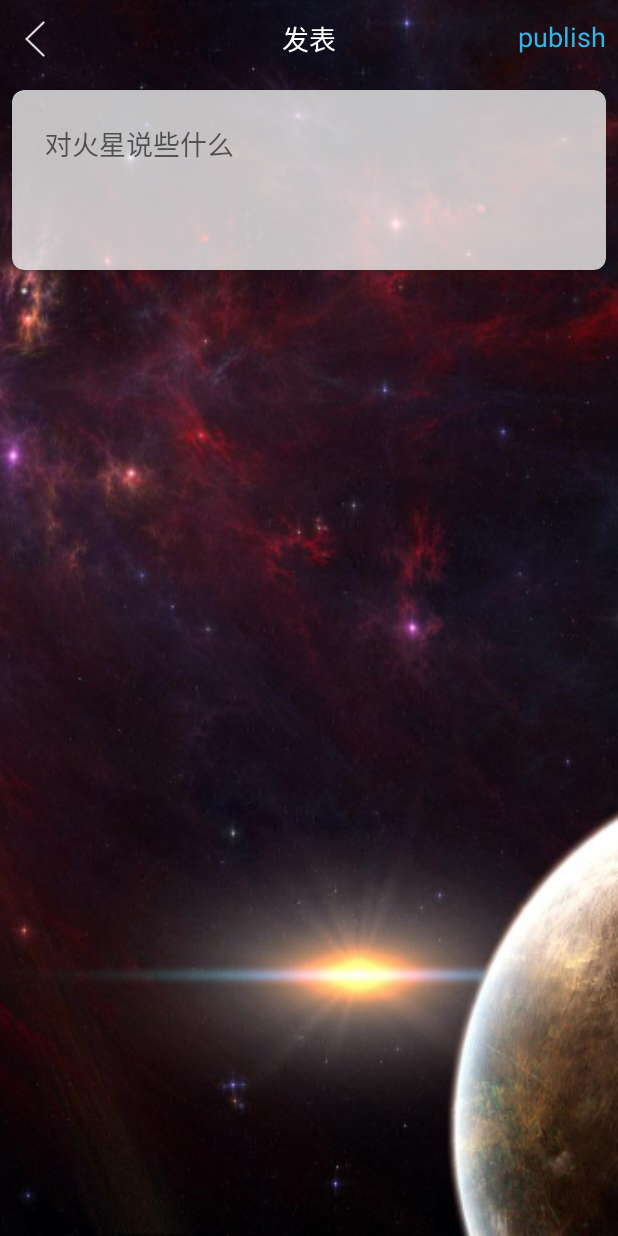
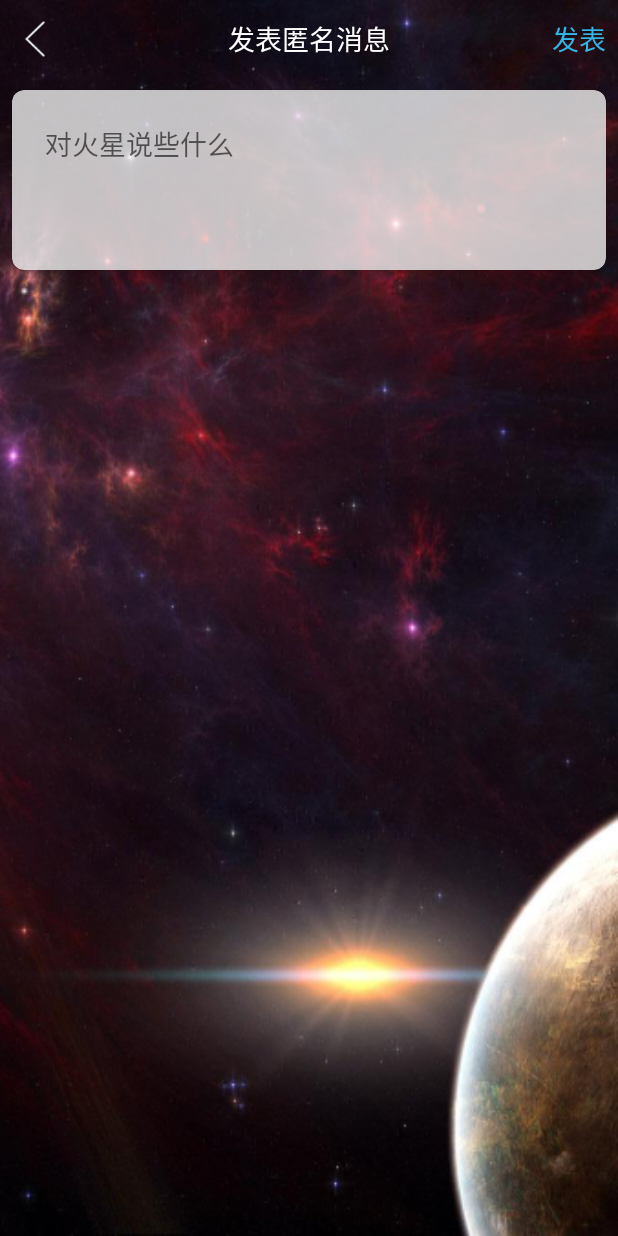
Before and after one commit to ChoingHyun/Android-PlanetWeather, an Android app: the PublishActivity screen opened directly, with no data from a screen before it, on a phone screen of 412 x 824 dp. Run offline under Robolectric (Android 15) with nearby library versions, the phone set to English and light mode, and no system bars; our stand-ins replace data binding; libraries missing offline, so code that uses them is left out: com.avos.avoscloud, de.greenrobot.event; network calls fail; 1 statement that could not run was skipped.

Commit message:
修改了细节

```diff
--- a/app/src/main/java/cn/edu/zju/planetweather/activity/PublishActivity.java
+++ b/app/src/main/java/cn/edu/zju/planetweather/activity/PublishActivity.java
@@ -34,7 +34,7 @@ public class PublishActivity extends BaseActivity implements View.OnClickListene
     protected void onCreate(Bundle savedInstanceState) {
         super.onCreate(savedInstanceState);
         ActivityPublishBinding binding = DataBindingUtil.setContentView(this, R.layout.activity_publish);
-        Title title = new Title("发表");
+        Title title = new Title("发表匿名消息");
         binding.setTitle(title);
 //        transparentStatusBar();
         initViews();
--- a/app/src/main/res/values/strings.xml
+++ b/app/src/main/res/values/strings.xml
@@ -9,8 +9,8 @@
     <string name="title_activity_publish">PublishActivity</string>
     <string name="publish_hint">对火星说些什么</string>
     <string name="publish_title">Say to Mars</string>
-    <string name="publish_button">publish</string>
-    <string name="messege_list_title">Anonymous Messages</string>
+    <string name="publish_button">发表</string>
+    <string name="messege_list_title">匿名消息</string>
     <string name="back">back</string>
     <string name="text_line">-</string>
     <string name="max_temp">Max Temp:</string>
```
